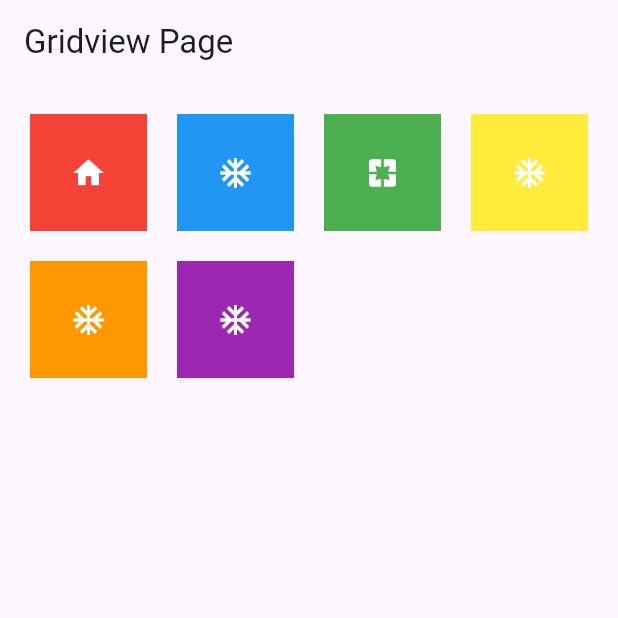
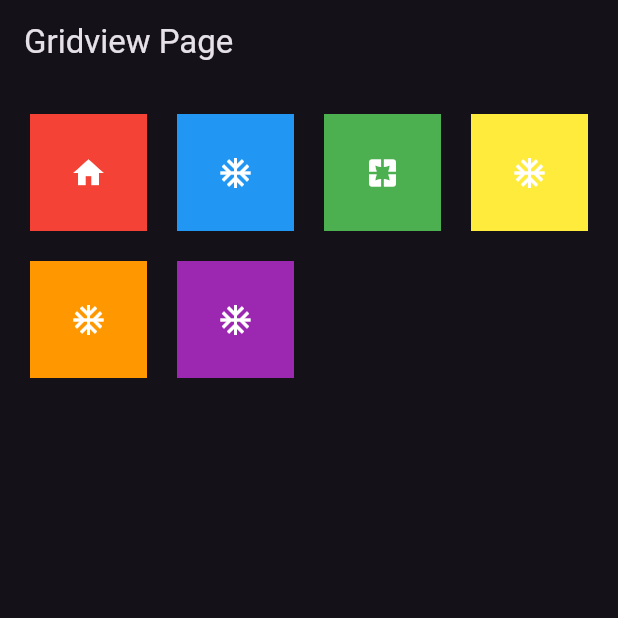
Before and after one commit to nixuiui/flutter_batch_9, a Flutter app: the screen it shows after launch, on a phone screen of 412 x 824 dp, the top half of it. Run offline on Flutter 3.47's test engine with Material 3 defaults, Android fonts, the phone set to English and light mode, and no system bars.

Commit message:
dark theme

```diff
--- a/lib/main.dart
+++ b/lib/main.dart
@@ -12,9 +12,9 @@ class MyApp extends StatelessWidget {
   Widget build(BuildContext context) {
     return MaterialApp(
       title: 'Flutter Demo',
-      theme: ThemeData(
-        colorScheme: ColorScheme.fromSeed(seedColor: Colors.deepPurple),
-      ),
+      theme: ThemeData.light(useMaterial3: true),
+      darkTheme: ThemeData.dark(useMaterial3: true),
+      themeMode: ThemeMode.dark,
       home: GridCountPage(),
     );
   }
```
